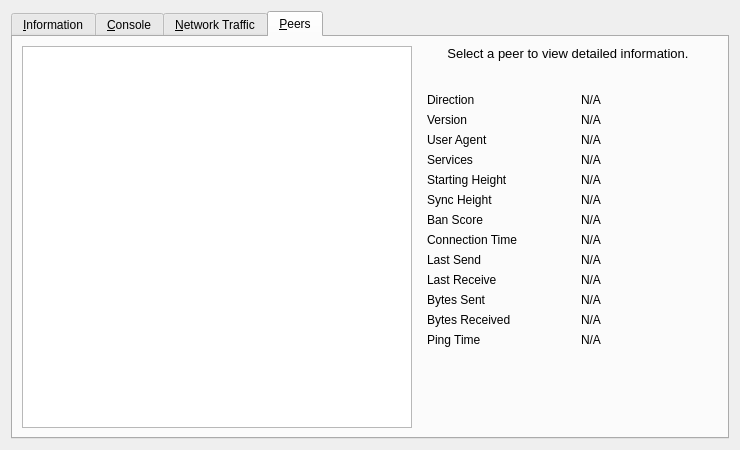
First picture: the form in src/qt/forms/rpcconsole.ui, repository oro-cm/ORO, before the edit.
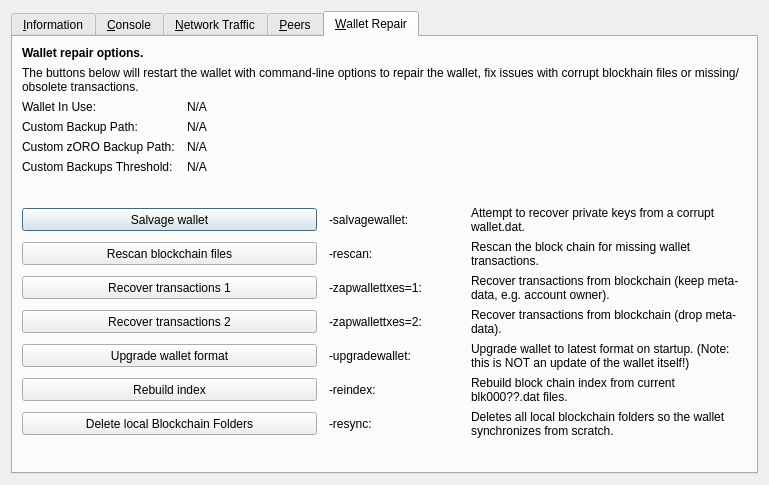
Second picture: the form after the edit. The open tabs and pages were chosen to show the change. Icons and pictures are not drawn. Custom widgets are drawn as their Qt base class.

The edit to the form file:
```diff
--- a/src/qt/forms/rpcconsole.ui
+++ b/src/qt/forms/rpcconsole.ui
@@ -6,8 +6,8 @@
    <rect>
     <x>0</x>
     <y>0</y>
-    <width>740</width>
-    <height>450</height>
+    <width>769</width>
+    <height>485</height>
    </rect>
   </property>
   <property name="windowTitle">
@@ -687,17 +687,85 @@
       </attribute>
       <layout class="QGridLayout" name="gridLayout_2">
        <item row="0" column="0" rowspan="2">
-        <widget class="QTableView" name="peerWidget">
-         <property name="horizontalScrollBarPolicy">
-          <enum>Qt::ScrollBarAsNeeded</enum>
+        <layout class="QVBoxLayout" name="verticalLayout_101">
+         <property name="spacing">
+          <number>0</number>
          </property>
-         <property name="sortingEnabled">
-          <bool>true</bool>
-         </property>
-         <attribute name="horizontalHeaderHighlightSections">
-          <bool>false</bool>
-         </attribute>
-        </widget>
+         <item>
+          <widget class="QTableView" name="peerWidget">
+           <property name="horizontalScrollBarPolicy">
+            <enum>Qt::ScrollBarAsNeeded</enum>
+           </property>
+           <property name="sortingEnabled">
+            <bool>true</bool>
+           </property>
+           <attribute name="horizontalHeaderHighlightSections">
+            <bool>false</bool>
+           </attribute>
+          </widget>
+         </item>
+         <item>
+          <widget class="QLabel" name="banHeading">
+           <property name="sizePolicy">
+            <sizepolicy hsizetype="Preferred" vsizetype="Minimum">
+             <horstretch>0</horstretch>
+             <verstretch>0</verstretch>
+            </sizepolicy>
+           </property>
+           <property name="minimumSize">
+            <size>
+             <width>300</width>
+             <height>32</height>
+            </size>
+           </property>
+           <property name="maximumSize">
+            <size>
+             <width>16777215</width>
+             <height>32</height>
+            </size>
+           </property>
+           <property name="font">
+            <font>
+             <pointsize>12</pointsize>
+            </font>
+           </property>
+           <property name="cursor">
+            <cursorShape>IBeamCursor</cursorShape>
+           </property>
+           <property name="text">
+            <string>Banned peers</string>
+           </property>
+           <property name="alignment">
+            <set>Qt::AlignBottom|Qt::AlignLeading|Qt::AlignLeft</set>
+           </property>
+           <property name="wordWrap">
+            <bool>true</bool>
+           </property>
+           <property name="textInteractionFlags">
+            <set>Qt::NoTextInteraction</set>
+           </property>
+          </widget>
+         </item>
+         <item>
+          <widget class="QTableView" name="banlistWidget">
+           <property name="sizePolicy">
+            <sizepolicy hsizetype="Expanding" vsizetype="Expanding">
+             <horstretch>0</horstretch>
+             <verstretch>0</verstretch>
+            </sizepolicy>
+           </property>
+           <property name="horizontalScrollBarPolicy">
+            <enum>Qt::ScrollBarAsNeeded</enum>
+           </property>
+           <property name="sortingEnabled">
+            <bool>true</bool>
+           </property>
+           <attribute name="horizontalHeaderHighlightSections">
+            <bool>false</bool>
+           </attribute>
+          </widget>
+         </item>
+        </layout>
        </item>
        <item row="0" column="1">
         <widget class="QLabel" name="peerHeading">
@@ -716,6 +784,8 @@
          <property name="font">
           <font>
            <pointsize>10</pointsize>
+           <weight>75</weight>
+           <bold>true</bold>
           </font>
          </property>
          <property name="cursor">
@@ -725,7 +795,7 @@
           <string>Select a peer to view detailed information.</string>
          </property>
          <property name="alignment">
-          <set>Qt::AlignHCenter|Qt::AlignTop</set>
+          <set>Qt::AlignCenter</set>
          </property>
          <property name="wordWrap">
           <bool>true</bool>
@@ -745,13 +815,36 @@
          </property>
          <layout class="QGridLayout" name="gridLayout_3">
           <item row="0" column="0">
+           <widget class="QLabel" name="label_30">
+            <property name="text">
+             <string>Whitelisted</string>
+            </property>
+           </widget>
+          </item>
+          <item row="0" column="2">
+           <widget class="QLabel" name="peerWhitelisted">
+            <property name="cursor">
+             <cursorShape>IBeamCursor</cursorShape>
+            </property>
+            <property name="text">
+             <string>N/A</string>
+            </property>
+            <property name="textFormat">
+             <enum>Qt::PlainText</enum>
+            </property>
+            <property name="textInteractionFlags">
+             <set>Qt::LinksAccessibleByMouse|Qt::TextSelectableByKeyboard|Qt::TextSelectableByMouse</set>
+            </property>
+           </widget>
+          </item>
+          <item row="1" column="0">
            <widget class="QLabel" name="label_23">
             <property name="text">
              <string>Direction</string>
             </property>
            </widget>
           </item>
-          <item row="0" column="2">
+          <item row="1" column="2">
            <widget class="QLabel" name="peerDirection">
             <property name="cursor">
              <cursorShape>IBeamCursor</cursorShape>
@@ -767,14 +860,14 @@
             </property>
            </widget>
           </item>
-          <item row="1" column="0">
+          <item row="2" column="0">
            <widget class="QLabel" name="label_21">
             <property name="text">
-             <string>Version</string>
+             <string>Protocol</string>
             </property>
            </widget>
           </item>
-          <item row="1" column="2">
+          <item row="2" column="2">
            <widget class="QLabel" name="peerVersion">
             <property name="cursor">
              <cursorShape>IBeamCursor</cursorShape>
@@ -790,14 +883,14 @@
             </property>
            </widget>
           </item>
-          <item row="2" column="0">
+          <item row="3" column="0">
            <widget class="QLabel" name="label_28">
             <property name="text">
-             <string>User Agent</string>
+             <string>Version</string>
             </property>
            </widget>
           </item>
-          <item row="2" column="2">
+          <item row="3" column="2">
            <widget class="QLabel" name="peerSubversion">
             <property name="cursor">
              <cursorShape>IBeamCursor</cursorShape>
@@ -813,14 +906,14 @@
             </property>
            </widget>
           </item>
-          <item row="3" column="0">
+          <item row="4" column="0">
            <widget class="QLabel" name="label_4">
             <property name="text">
              <string>Services</string>
             </property>
            </widget>
           </item>
-          <item row="3" column="2">
+          <item row="4" column="2">
            <widget class="QLabel" name="peerServices">
             <property name="cursor">
              <cursorShape>IBeamCursor</cursorShape>
@@ -839,7 +932,7 @@
           <item row="5" column="0">
            <widget class="QLabel" name="label_29">
             <property name="text">
-             <string>Starting Height</string>
+             <string>Starting Block</string>
             </property>
            </widget>
           </item>
@@ -862,7 +955,7 @@
           <item row="6" column="0">
            <widget class="QLabel" name="label_27">
             <property name="text">
-             <string>Sync Height</string>
+             <string>Synced Headers</string>
             </property>
            </widget>
           </item>
@@ -883,13 +976,36 @@
            </widget>
           </item>
           <item row="7" column="0">
+           <widget class="QLabel" name="label_25">
+            <property name="text">
+             <string>Synced Blocks</string>
+            </property>
+           </widget>
+          </item>
+          <item row="7" column="2">
+           <widget class="QLabel" name="peerCommonHeight">
+            <property name="cursor">
+             <cursorShape>IBeamCursor</cursorShape>
+            </property>
+            <property name="text">
+             <string>N/A</string>
+            </property>
+            <property name="textFormat">
+             <enum>Qt::PlainText</enum>
+            </property>
+            <property name="textInteractionFlags">
+             <set>Qt::LinksAccessibleByMouse|Qt::TextSelectableByKeyboard|Qt::TextSelectableByMouse</set>
+            </property>
+           </widget>
+          </item>
+          <item row="8" column="0">
            <widget class="QLabel" name="label_24">
             <property name="text">
              <string>Ban Score</string>
             </property>
            </widget>
           </item>
-          <item row="7" column="2">
+          <item row="8" column="2">
            <widget class="QLabel" name="peerBanScore">
             <property name="cursor">
              <cursorShape>IBeamCursor</cursorShape>
@@ -905,14 +1021,14 @@
             </property>
            </widget>
           </item>
-          <item row="8" column="0">
+          <item row="9" column="0">
            <widget class="QLabel" name="label_22">
             <property name="text">
              <string>Connection Time</string>
             </property>
            </widget>
           </item>
-          <item row="8" column="2">
+          <item row="9" column="2">
            <widget class="QLabel" name="peerConnTime">
             <property name="cursor">
              <cursorShape>IBeamCursor</cursorShape>
@@ -928,14 +1044,14 @@
             </property>
            </widget>
           </item>
-          <item row="9" column="0">
+          <item row="10" column="0">
            <widget class="QLabel" name="label_15">
             <property name="text">
              <string>Last Send</string>
             </property>
            </widget>
           </item>
-          <item row="9" column="2">
+          <item row="10" column="2">
            <widget class="QLabel" name="peerLastSend">
             <property name="cursor">
              <cursorShape>IBeamCursor</cursorShape>
@@ -951,14 +1067,14 @@
             </property>
            </widget>
           </item>
-          <item row="10" column="0">
+          <item row="11" column="0">
            <widget class="QLabel" name="label_19">
             <property name="text">
              <string>Last Receive</string>
             </property>
            </widget>
           </item>
-          <item row="10" column="2">
+          <item row="11" column="2">
            <widget class="QLabel" name="peerLastRecv">
             <property name="cursor">
              <cursorShape>IBeamCursor</cursorShape>
@@ -974,14 +1090,14 @@
             </property>
            </widget>
           </item>
-          <item row="11" column="0">
+          <item row="12" column="0">
            <widget class="QLabel" name="label_18">
             <property name="text">
              <string>Bytes Sent</string>
             </property>
            </widget>
           </item>
-          <item row="11" column="2">
+          <item row="12" column="2">
            <widget class="QLabel" name="peerBytesSent">
             <property name="cursor">
              <cursorShape>IBeamCursor</cursorShape>
@@ -997,14 +1113,14 @@
             </property>
            </widget>
           </item>
-          <item row="12" column="0">
+          <item row="13" column="0">
            <widget class="QLabel" name="label_20">
             <property name="text">
              <string>Bytes Received</string>
             </property>
            </widget>
           </item>
-          <item row="12" column="2">
+          <item row="13" column="2">
            <widget class="QLabel" name="peerBytesRecv">
             <property name="cursor">
              <cursorShape>IBeamCursor</cursorShape>
@@ -1020,14 +1136,14 @@
             </property>
            </widget>
           </item>
-          <item row="13" column="0">
+          <item row="14" column="0">
            <widget class="QLabel" name="label_26">
             <property name="text">
              <string>Ping Time</string>
             </property>
            </widget>
           </item>
-          <item row="13" column="2">
+          <item row="14" column="2">
            <widget class="QLabel" name="peerPingTime">
             <property name="cursor">
              <cursorShape>IBeamCursor</cursorShape>
@@ -1043,7 +1159,56 @@
             </property>
            </widget>
           </item>
-          <item row="14" column="1">
+          <item row="15" column="0">
+           <widget class="QLabel" name="peerPingWaitLabel">
+            <property name="toolTip">
+             <string>The duration of a currently outstanding ping.</string>
+            </property>
+            <property name="text">
+             <string>Ping Wait</string>
+            </property>
+           </widget>
+          </item>
+          <item row="15" column="2">
+           <widget class="QLabel" name="peerPingWait">
+            <property name="cursor">
+             <cursorShape>IBeamCursor</cursorShape>
+            </property>
+            <property name="text">
+             <string>N/A</string>
+            </property>
+            <property name="textFormat">
+             <enum>Qt::PlainText</enum>
+            </property>
+            <property name="textInteractionFlags">
+             <set>Qt::LinksAccessibleByMouse|Qt::TextSelectableByKeyboard|Qt::TextSelectableByMouse</set>
+            </property>
+           </widget>
+          </item>
+          <item row="16" column="0">
+           <widget class="QLabel" name="label_timeoffset">
+            <property name="text">
+             <string>Time Offset</string>
+            </property>
+           </widget>
+          </item>
+          <item row="16" column="2">
+           <widget class="QLabel" name="timeoffset">
+            <property name="cursor">
+             <cursorShape>IBeamCursor</cursorShape>
+            </property>
+            <property name="text">
+             <string>N/A</string>
+            </property>
+            <property name="textFormat">
+             <enum>Qt::PlainText</enum>
+            </property>
+            <property name="textInteractionFlags">
+             <set>Qt::LinksAccessibleByMouse|Qt::TextSelectableByKeyboard|Qt::TextSelectableByMouse</set>
+            </property>
+           </widget>
+          </item>
+          <item row="17" column="1">
            <spacer name="verticalSpacer_3">
             <property name="orientation">
              <enum>Qt::Vertical</enum>
@@ -1061,6 +1226,391 @@
        </item>
       </layout>
      </widget>
+     <widget class="QWidget" name="tab_repair">
+      <attribute name="title">
+       <string>&amp;Wallet Repair</string>
+      </attribute>
+      <layout class="QGridLayout" name="gridLayout_4" columnstretch="0,0,0,0">
+       <property name="horizontalSpacing">
+        <number>12</number>
+       </property>
+       <item row="0" column="0" colspan="4">
+        <widget class="QLabel" name="label_repair_header">
+         <property name="font">
+          <font>
+           <weight>75</weight>
+           <bold>true</bold>
+          </font>
+         </property>
+         <property name="text">
+          <string>Wallet repair options.</string>
+         </property>
+        </widget>
+       </item>
+       <item row="1" column="0" colspan="4">
+        <widget class="QLabel" name="label_repair_helptext">
+         <property name="font">
+          <font>
+           <weight>50</weight>
+           <bold>false</bold>
+          </font>
+         </property>
+         <property name="text">
+          <string>The buttons below will restart the wallet with command-line options to repair the wallet, fix issues with corrupt blockhain files or missing/obsolete transactions.</string>
+         </property>
+         <property name="wordWrap">
+          <bool>true</bool>
+         </property>
+        </widget>
+       </item>
+       <item row="2" column="0">
+        <widget class="QLabel" name="wallet_path_label">
+         <property name="text">
+          <string>Wallet In Use:</string>
+         </property>
+        </widget>
+       </item>
+       <item row="2" column="1" colspan="3">
+        <widget class="QLabel" name="wallet_path">
+         <property name="cursor">
+          <cursorShape>IBeamCursor</cursorShape>
+         </property>
+         <property name="text">
+          <string>N/A</string>
+         </property>
+         <property name="textFormat">
+          <enum>Qt::PlainText</enum>
+         </property>
+         <property name="textInteractionFlags">
+          <set>Qt::LinksAccessibleByMouse|Qt::TextSelectableByKeyboard|Qt::TextSelectableByMouse</set>
+         </property>
+        </widget>
+       </item>
+       <item row="3" column="0">
+        <widget class="QLabel" name="wallet_custombackuppath_label">
+         <property name="text">
+          <string>Custom Backup Path:</string>
+         </property>
+         <property name="visible">
+          <bool>false</bool>
+         </property>
+        </widget>
+       </item>
+       <item row="3" column="1" colspan="3">
+        <widget class="QLabel" name="wallet_custombackuppath">
+         <property name="cursor">
+          <cursorShape>IBeamCursor</cursorShape>
+         </property>
+         <property name="text">
+          <string>N/A</string>
+         </property>
+         <property name="textFormat">
+          <enum>Qt::PlainText</enum>
+         </property>
+         <property name="textInteractionFlags">
+          <set>Qt::LinksAccessibleByMouse|Qt::TextSelectableByKeyboard|Qt::TextSelectableByMouse</set>
+         </property>
+         <property name="visible">
+          <bool>false</bool>
+         </property>
+        </widget>
+       </item>
+       <item row="4" column="0">
+        <widget class="QLabel" name="wallet_customzpivbackuppath_label">
+         <property name="text">
+          <string>Custom zORO Backup Path:</string>
+         </property>
+         <property name="visible">
+          <bool>false</bool>
+         </property>
+        </widget>
+       </item>
+       <item row="4" column="1" colspan="3">
+        <widget class="QLabel" name="wallet_customzpivbackuppath">
+         <property name="cursor">
+          <cursorShape>IBeamCursor</cursorShape>
+         </property>
+         <property name="text">
+          <string>N/A</string>
+         </property>
+         <property name="textFormat">
+          <enum>Qt::PlainText</enum>
+         </property>
+         <property name="textInteractionFlags">
+          <set>Qt::LinksAccessibleByMouse|Qt::TextSelectableByKeyboard|Qt::TextSelectableByMouse</set>
+         </property>
+         <property name="visible">
+          <bool>false</bool>
+         </property>
+        </widget>
+       </item>
+       <item row="5" column="0">
+        <widget class="QLabel" name="wallet_custombackupthreshold_label">
+         <property name="text">
+          <string>Custom Backups Threshold:</string>
+         </property>
+         <property name="visible">
+          <bool>false</bool>
+         </property>
+        </widget>
+       </item>
+       <item row="5" column="1" colspan="3">
+        <widget class="QLabel" name="wallet_custombackupthreshold">
+         <property name="cursor">
+          <cursorShape>IBeamCursor</cursorShape>
+         </property>
+         <property name="text">
+          <string>N/A</string>
+         </property>
+         <property name="textFormat">
+          <enum>Qt::PlainText</enum>
+         </property>
+         <property name="textInteractionFlags">
+          <set>Qt::LinksAccessibleByMouse|Qt::TextSelectableByKeyboard|Qt::TextSelectableByMouse</set>
+         </property>
+         <property name="visible">
+          <bool>false</bool>
+         </property>
+        </widget>
+       </item>
+       <item row="6" column="0">
+        <spacer name="verticalSpacer_repair1">
+         <property name="orientation">
+          <enum>Qt::Vertical</enum>
+         </property>
+         <property name="sizeHint" stdset="0">
+          <size>
+           <width>10</width>
+           <height>10</height>
+          </size>
+         </property>
+        </spacer>
+       </item>
+       <item row="7" column="0" colspan="2">
+        <widget class="QPushButton" name="btn_salvagewallet">
+         <property name="minimumSize">
+          <size>
+           <width>100</width>
+           <height>23</height>
+          </size>
+         </property>
+         <property name="text">
+          <string>Salvage wallet</string>
+         </property>
+        </widget>
+       </item>
+       <item row="7" column="2">
+        <widget class="QLabel" name="label_repair_salvage_command">
+         <property name="text">
+          <string notr="true">-salvagewallet:</string>
+         </property>
+        </widget>
+       </item>
+       <item row="7" column="3">
+        <widget class="QLabel" name="label_repair_salvage">
+         <property name="text">
+          <string>Attempt to recover private keys from a corrupt wallet.dat.</string>
+         </property>
+         <property name="wordWrap">
+          <bool>true</bool>
+         </property>
+        </widget>
+       </item>
+       <item row="8" column="0" colspan="2">
+        <widget class="QPushButton" name="btn_rescan">
+         <property name="minimumSize">
+          <size>
+           <width>100</width>
+           <height>23</height>
+          </size>
+         </property>
+         <property name="text">
+          <string>Rescan blockchain files</string>
+         </property>
+        </widget>
+       </item>
+       <item row="8" column="2">
+        <widget class="QLabel" name="label_repair_rescan_command">
+         <property name="text">
+          <string notr="true">-rescan:</string>
+         </property>
+        </widget>
+       </item>
+       <item row="8" column="3">
+        <widget class="QLabel" name="label_repair_rescan">
+         <property name="text">
+          <string>Rescan the block chain for missing wallet transactions.</string>
+         </property>
+         <property name="wordWrap">
+          <bool>true</bool>
+         </property>
+        </widget>
+       </item>
+       <item row="9" column="0" colspan="2">
+        <widget class="QPushButton" name="btn_zapwallettxes1">
+         <property name="minimumSize">
+          <size>
+           <width>100</width>
+           <height>23</height>
+          </size>
+         </property>
+         <property name="text">
+          <string>Recover transactions 1</string>
+         </property>
+        </widget>
+       </item>
+       <item row="9" column="2">
+        <widget class="QLabel" name="label_repair_zap1_command">
+         <property name="text">
+          <string notr="true">-zapwallettxes=1:</string>
+         </property>
+        </widget>
+       </item>
+       <item row="9" column="3">
+        <widget class="QLabel" name="label_repair_zap1">
+         <property name="text">
+          <string>Recover transactions from blockchain (keep meta-data, e.g. account owner).</string>
+         </property>
+         <property name="wordWrap">
+          <bool>true</bool>
+         </property>
+        </widget>
+       </item>
+       <item row="10" column="0" colspan="2">
+        <widget class="QPushButton" name="btn_zapwallettxes2">
+         <property name="minimumSize">
+          <size>
+           <width>100</width>
+           <height>23</height>
+          </size>
+         </property>
+         <property name="text">
+          <string>Recover transactions 2</string>
+         </property>
+        </widget>
+       </item>
+       <item row="10" column="2">
+        <widget class="QLabel" name="label_repair_zap2_command">
+         <property name="text">
+          <string notr="true">-zapwallettxes=2:</string>
+         </property>
+        </widget>
+       </item>
+       <item row="10" column="3">
+        <widget class="QLabel" name="label_repair_zap2">
+         <property name="text">
+          <string>Recover transactions from blockchain (drop meta-data).</string>
+         </property>
+         <property name="wordWrap">
+          <bool>true</bool>
+         </property>
+        </widget>
+       </item>
+       <item row="11" column="0" colspan="2">
+        <widget class="QPushButton" name="btn_upgradewallet">
+         <property name="minimumSize">
+          <size>
+           <width>100</width>
+           <height>23</height>
+          </size>
+         </property>
+         <property name="text">
+          <string>Upgrade wallet format</string>
+         </property>
+        </widget>
+       </item>
+       <item row="11" column="2">
+        <widget class="QLabel" name="label_repair_upgrade_command">
+         <property name="text">
+          <string notr="true">-upgradewallet:</string>
+         </property>
+        </widget>
+       </item>
+       <item row="11" column="3">
+        <widget class="QLabel" name="label_repair_upgrade">
+         <property name="text">
+          <string>Upgrade wallet to latest format on startup. (Note: this is NOT an update of the wallet itself!)</string>
+         </property>
+         <property name="wordWrap">
+          <bool>true</bool>
+         </property>
+        </widget>
+       </item>
+       <item row="12" column="0" colspan="2">
+        <widget class="QPushButton" name="btn_reindex">
+         <property name="minimumSize">
+          <size>
+           <width>100</width>
+           <height>23</height>
+          </size>
+         </property>
+         <property name="text">
+          <string>Rebuild index</string>
+         </property>
+        </widget>
+       </item>
+       <item row="12" column="2">
+        <widget class="QLabel" name="label_repair_reindex_command">
+         <property name="text">
+          <string notr="true">-reindex:</string>
+         </property>
+        </widget>
+       </item>
+       <item row="12" column="3">
+        <widget class="QLabel" name="label_repair_reindex">
+         <property name="text">
+          <string>Rebuild block chain index from current blk000??.dat files.</string>
+         </property>
+         <property name="wordWrap">
+          <bool>true</bool>
+         </property>
+        </widget>
+       </item>
+       <item row="13" column="0" colspan="2">
+        <widget class="QPushButton" name="btn_resync">
+         <property name="minimumSize">
+          <size>
+           <width>100</width>
+           <height>23</height>
+          </size>
+         </property>
+         <property name="text">
+          <string>Delete local Blockchain Folders</string>
+         </property>
+        </widget>
+       </item>
+       <item row="13" column="2">
+        <widget class="QLabel" name="label_repair_resync_command">
+         <property name="text">
+          <string>-resync:</string>
+         </property>
+        </widget>
+       </item>
+       <item row="13" column="3">
+        <widget class="QLabel" name="label_repair_resync">
+         <property name="text">
+          <string>Deletes all local blockchain folders so the wallet synchronizes from scratch.</string>
+         </property>
+         <property name="wordWrap">
+          <bool>true</bool>
+         </property>
+        </widget>
+       </item>
+       <item row="14" column="0">
+        <spacer name="verticalSpacer_repair2">
+         <property name="orientation">
+          <enum>Qt::Vertical</enum>
+         </property>
+         <property name="sizeHint" stdset="0">
+          <size>
+           <width>20</width>
+           <height>10</height>
+          </size>
+         </property>
+        </spacer>
+       </item>
+      </layout>
+     </widget>
     </widget>
    </item>
   </layout>
```
Left out of the diff: 116 changed lines with no effect on the pictures.
